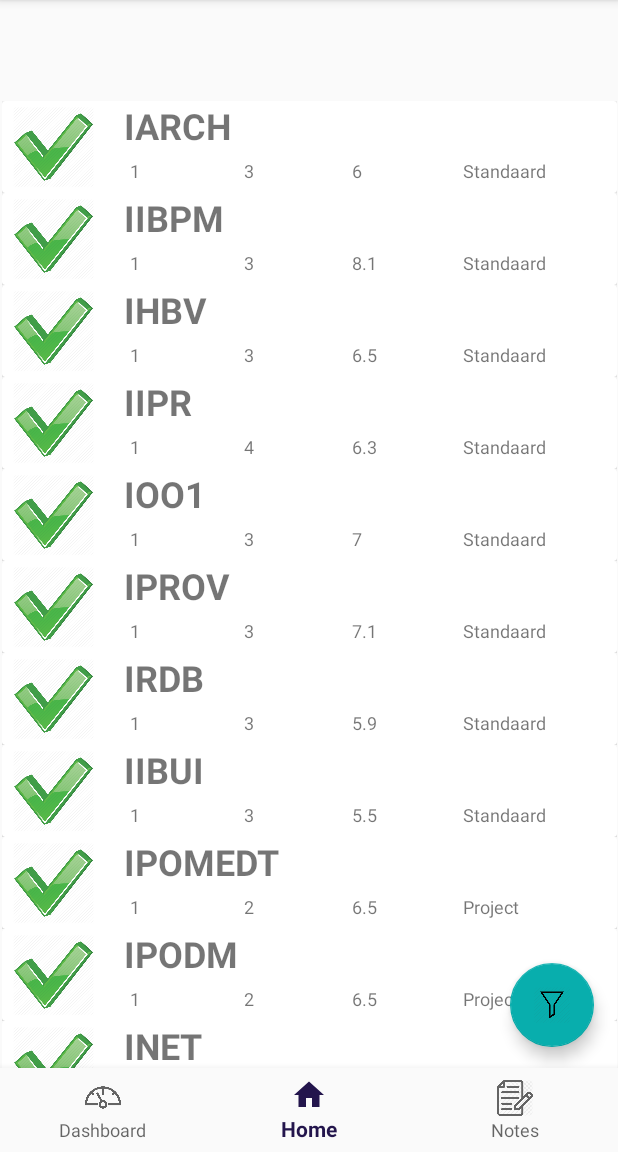
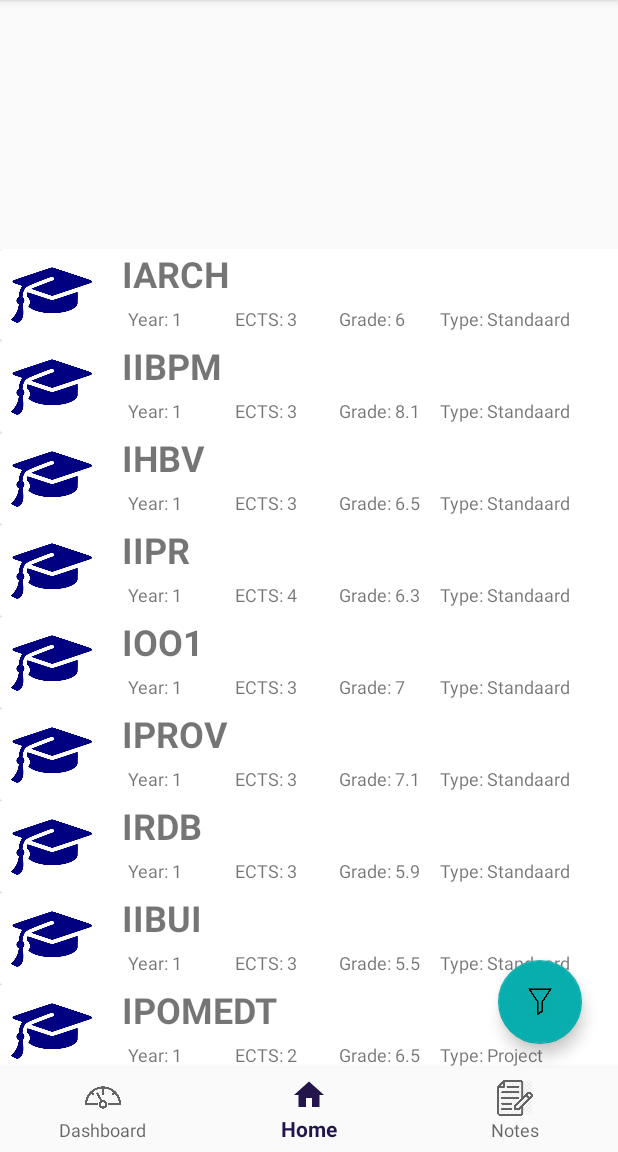
Before and after one commit to yassirlaaouissi/Studievolg-HSL, an Android app: the screen it shows after launch (MainActivity), on a phone screen of 412 x 824 dp, the part 84-1236 px from its top. Run offline under Robolectric (Android 15) with nearby library versions, the phone set to English and light mode, and no system bars; our stand-ins replace navigation-ui.

Commit message:
Fixed the white bar bug under action bar by removing android:paddingTop="?attr/actionBarSize"
Changes grade icons to more suitable icon.

Still need to fix the recyclerview just in home screen, and need to make the filter option functionable.

```diff
--- a/app/src/main/java/com/example/studievolghsl/GradeViewAdapter.java
+++ b/app/src/main/java/com/example/studievolghsl/GradeViewAdapter.java
@@ -35,10 +35,10 @@ public class GradeViewAdapter extends RecyclerView.Adapter<GradeViewAdapter.MyVi
     @Override
     public void onBindViewHolder(@NonNull MyViewHolder holder, int position) {
         holder.myText1.setText(names[position]);
-        holder.myText2.setText(years[position]);
-        holder.myText3.setText(grades[position]);
-        holder.myText4.setText(types[position]);
-        holder.myText5.setText(ECTS[position]);
+        holder.myText2.setText("Year: " + years[position]);
+        holder.myText3.setText("Grade: " +grades[position]);
+        holder.myText4.setText("Type: " +types[position]);
+        holder.myText5.setText("ECTS: "+ECTS[position]);
     }
 
     @Override
--- a/app/src/main/res/layout/activity_main.xml
+++ b/app/src/main/res/layout/activity_main.xml
@@ -5,26 +5,28 @@
     android:id="@+id/container"
     android:layout_width="match_parent"
     android:layout_height="match_parent"
-    android:paddingTop="?attr/actionBarSize">
+    >
 
     <androidx.recyclerview.widget.RecyclerView
         android:id="@+id/GradeView"
-        android:layout_width="410dp"
-        android:layout_height="670dp"
-        android:layout_marginTop="-20dp"
-        app:layout_constraintBottom_toBottomOf="parent"
+        android:layout_width="415dp"
+        android:layout_height="546dp"
+        android:clipToPadding="false"
+        app:layout_constraintBottom_toTopOf="@+id/nav_view"
         app:layout_constraintEnd_toEndOf="parent"
+        app:layout_constraintHorizontal_bias="0.0"
         app:layout_constraintStart_toStartOf="parent"
-        app:layout_constraintTop_toTopOf="parent" />
+        app:layout_constraintTop_toTopOf="@id/nav_host_fragment"
+        app:layout_constraintVertical_bias="1.0" />
 
     <com.google.android.material.floatingactionbutton.FloatingActionButton
         android:id="@+id/FilterKnoppie"
         android:layout_width="wrap_content"
         android:layout_height="wrap_content"
         android:layout_gravity="end|bottom"
-        android:layout_marginEnd="16dp"
-        android:layout_marginRight="16dp"
-        android:layout_marginBottom="70dp"
+        android:layout_marginEnd="24dp"
+        android:layout_marginRight="24dp"
+        android:layout_marginBottom="72dp"
         android:clickable="true"
         app:backgroundTint="#08aead"
         app:layout_constraintBottom_toBottomOf="parent"
@@ -47,15 +49,15 @@
     <fragment
         android:id="@+id/nav_host_fragment"
         android:name="androidx.navigation.fragment.NavHostFragment"
-        android:layout_width="411dp"
-        android:layout_height="616dp"
+        android:layout_width="416dp"
+        android:layout_height="746dp"
         app:defaultNavHost="true"
         app:layout_constraintBottom_toTopOf="@id/nav_view"
-        app:layout_constraintHorizontal_bias="1.0"
+        app:layout_constraintHorizontal_bias="0.0"
         app:layout_constraintLeft_toLeftOf="parent"
         app:layout_constraintRight_toRightOf="parent"
         app:layout_constraintTop_toTopOf="parent"
-        app:layout_constraintVertical_bias="0.0"
+        app:layout_constraintVertical_bias="0.436"
         app:navGraph="@navigation/mobile_navigation" />
 
 </androidx.constraintlayout.widget.ConstraintLayout>
--- a/app/src/main/res/layout/my_row.xml
+++ b/app/src/main/res/layout/my_row.xml
@@ -27,7 +27,7 @@
                 app:layout_constraintBottom_toBottomOf="parent"
                 app:layout_constraintStart_toStartOf="parent"
                 app:layout_constraintTop_toTopOf="parent"
-                app:srcCompat="@drawable/apply_512" />
+                app:srcCompat="@drawable/gradeicon" />
 
             <TextView
                 android:id="@+id/vakken_txt"
@@ -43,10 +43,10 @@
 
             <TextView
                 android:id="@+id/Grade_txt"
-                android:layout_width="34dp"
-                android:layout_height="14dp"
-                android:layout_marginStart="40dp"
-                android:layout_marginLeft="40dp"
+                android:layout_width="55dp"
+                android:layout_height="15dp"
+                android:layout_marginStart="12dp"
+                android:layout_marginLeft="12dp"
                 android:layout_marginTop="8dp"
                 android:text="Grade:"
                 android:textSize="12sp"
@@ -55,10 +55,10 @@
 
             <TextView
                 android:id="@+id/TypeOfModule_txt"
-                android:layout_width="wrap_content"
-                android:layout_height="wrap_content"
-                android:layout_marginStart="40dp"
-                android:layout_marginLeft="40dp"
+                android:layout_width="111dp"
+                android:layout_height="16dp"
+                android:layout_marginStart="12dp"
+                android:layout_marginLeft="12dp"
                 android:layout_marginTop="8dp"
                 android:text="Type:"
                 android:textSize="12sp"
@@ -67,10 +67,10 @@
 
             <TextView
                 android:id="@+id/ECTS_txt"
-                android:layout_width="32dp"
+                android:layout_width="57dp"
                 android:layout_height="15dp"
-                android:layout_marginStart="40dp"
-                android:layout_marginLeft="40dp"
+                android:layout_marginStart="12dp"
+                android:layout_marginLeft="12dp"
                 android:layout_marginTop="8dp"
                 android:text="ECTS:"
                 android:textSize="12sp"
@@ -79,7 +79,7 @@
 
             <TextView
                 android:id="@+id/jaar_txt"
-                android:layout_width="36dp"
+                android:layout_width="59dp"
                 android:layout_height="15dp"
                 android:layout_marginStart="4dp"
                 android:layout_marginLeft="4dp"
@@ -87,7 +87,8 @@
                 android:text="Year:"
                 android:textSize="12sp"
                 app:layout_constraintStart_toStartOf="@+id/vakken_txt"
-                app:layout_constraintTop_toBottomOf="@+id/vakken_txt" />
+                app:layout_constraintTop_toBottomOf="@+id/vakken_txt"
+                tools:text="Year:" />
 
         </androidx.constraintlayout.widget.ConstraintLayout>
     </androidx.cardview.widget.CardView>
--- a/app/src/main/res/values/strings.xml
+++ b/app/src/main/res/values/strings.xml
@@ -243,7 +243,7 @@
         <item>3</item>
         <item>3</item>
         <item>3</item>
-        <item>4</item>
+        <item>3</item>
         <item>4</item>
         <item>4</item>
     </string-array>
```
Also changed, not shown: app/src/main/java/com/example/studievolghsl/MainActivity.java (+8 -2 lines), app/src/main/res/drawable/gradeicon.png (added), app/src/main/res/drawable/images.png (added).
